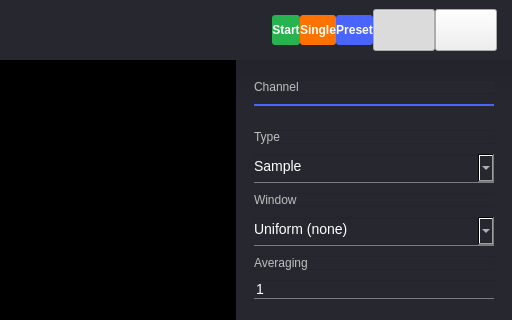
This is ui/spectrum_analyzer.ui in analogdevicesinc/scopy as Qt 5 draws it before an edit; both pictures show x 288 to 800 and y 0 to 320 of the 800 by 548 pixel window. The edited form follows.
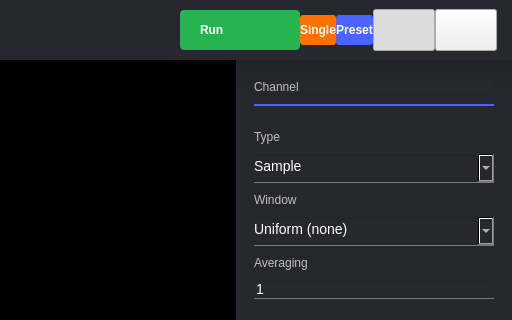
This is the edited form. Icons and pictures are not drawn. Custom widgets are drawn as their Qt base class.

Commit message: Spectrum Analyzer: Make the Run button match with the rest of the tools

Diff of the .ui file:
```diff
--- a/ui/spectrum_analyzer.ui
+++ b/ui/spectrum_analyzer.ui
@@ -122,27 +122,56 @@
          </spacer>
         </item>
         <item>
-         <widget class="QPushButton" name="btnStart">
+         <widget class="QPushButton" name="run_button">
+          <property name="sizePolicy">
+           <sizepolicy hsizetype="Fixed" vsizetype="Fixed">
+            <horstretch>0</horstretch>
+            <verstretch>0</verstretch>
+           </sizepolicy>
+          </property>
+          <property name="layoutDirection">
+           <enum>Qt::RightToLeft</enum>
+          </property>
           <property name="styleSheet">
            <string notr="true">QPushButton {
-color: white;
-background-color: #27b34f;
-font-family: &quot;monospace&quot;;
-font-weight: bold;
-height: 30px;
-border-width: 0px;
-border-radius: 3px;
-min-width: 6em;
+  width: 80px;
+  height: 40px;
+  border-radius: 4px;
+  background-color: #27b34f;
+  color: white;
+  font-family: &quot;monospace&quot;;
+  font-weight: bold;
+
+  text-align: left;
+  padding-left: 20px;
+  padding-right: 20px;
+  qproperty-text: &quot;Run&quot;;
 }
-QPushButton:disabled {
-background-color: grey;
+
+QPushButton[running=true] {
+  qproperty-text: &quot;Stop&quot;;
 }
+
 QPushButton:checked {
-background-color: #F45000;
+  background-color: #F45000;
+}
+
+QPushButton:disabled {
+  background-color: grey;
 }</string>
           </property>
           <property name="text">
-           <string>Start</string>
+           <string>Run</string>
+          </property>
+          <property name="icon">
+           <iconset resource="../resources/resources.qrc">
+            <normaloff>:/icons/ico-play.svg</normaloff>:/icons/ico-play.svg</iconset>
+          </property>
+          <property name="iconSize">
+           <size>
+            <width>8</width>
+            <height>10</height>
+           </size>
           </property>
           <property name="checkable">
            <bool>true</bool>
```
Left out of the diff: 4 changed lines with no effect on the pictures. The commit also changes 1 other file.
